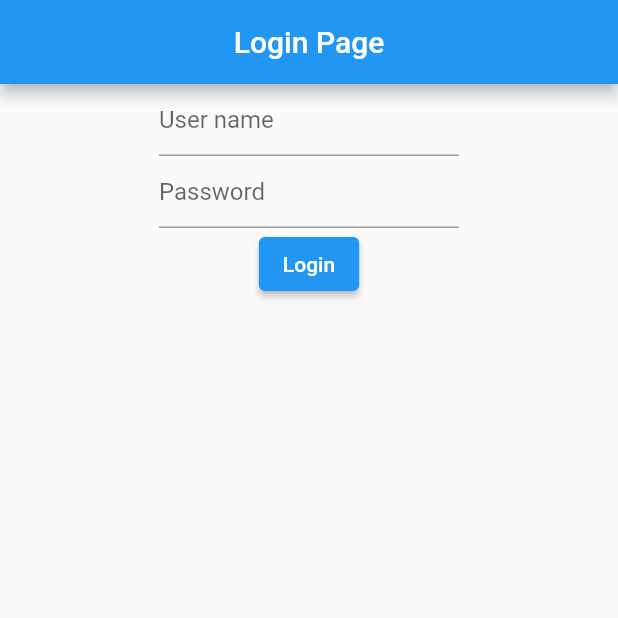
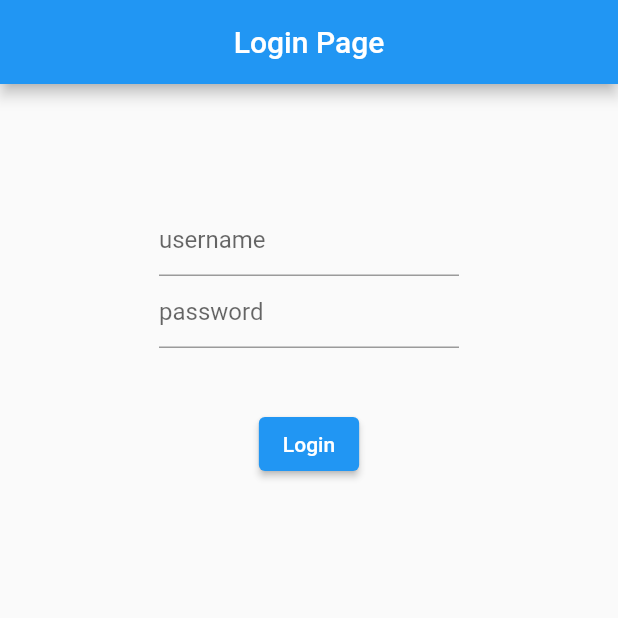
Before and after one commit to Asad-Ur-Rahman/loginpage, a Flutter app: the screen it shows after launch, on a phone screen of 412 x 824 dp, the top half of it. Run offline on Flutter 3.47's test engine with Material 2 defaults, Android fonts, the phone set to English and light mode, and no system bars.

Commit message:
Update main.dart
spacing added

```diff
--- a/lib/main.dart
+++ b/lib/main.dart
@@ -8,26 +8,32 @@ class MyApp extends StatelessWidget {
   @override
   Widget build(BuildContext context) {
     return MaterialApp(
+      debugShowCheckedModeBanner: false,
       home: Scaffold(
         appBar: AppBar(
           title: Center(child: Text("Login Page")),),
         body: Center(
           child: Column(
+            //mainAxisAlignment: MainAxisAlignment.spaceAround,
             children: [
+              SizedBox(height: 80),
               Container(
+
                 width: 200,
                 child: TextField(decoration: InputDecoration(
-                  hintText: 'User name'
+                  hintText: 'username'
                   ),),
               ),
 
               Container(
                 width: 200,
                 child: TextField(decoration: InputDecoration(
-                  hintText: 'Password'
+                  hintText: 'password'
                   ),),
               ),
 
+
+              SizedBox(height: 40,),
               ElevatedButton(onPressed: (){}, child: Text("Login"))
 
             ],
```
